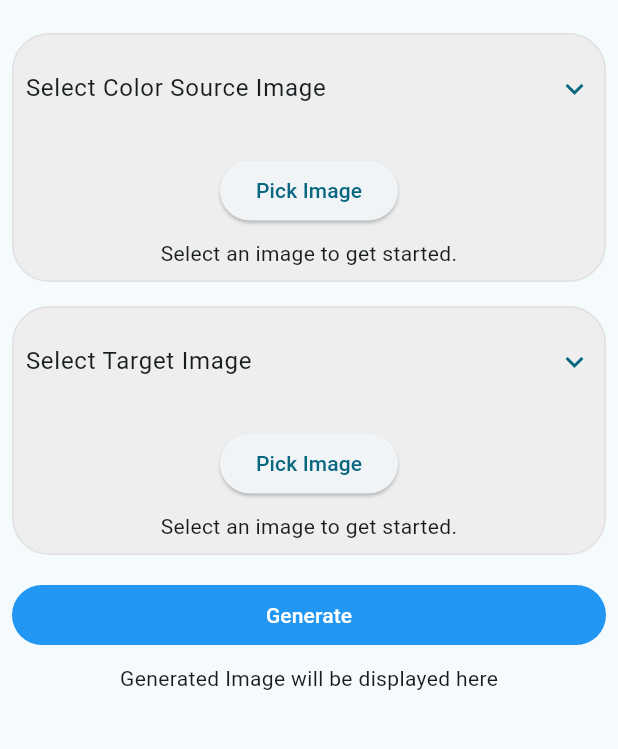
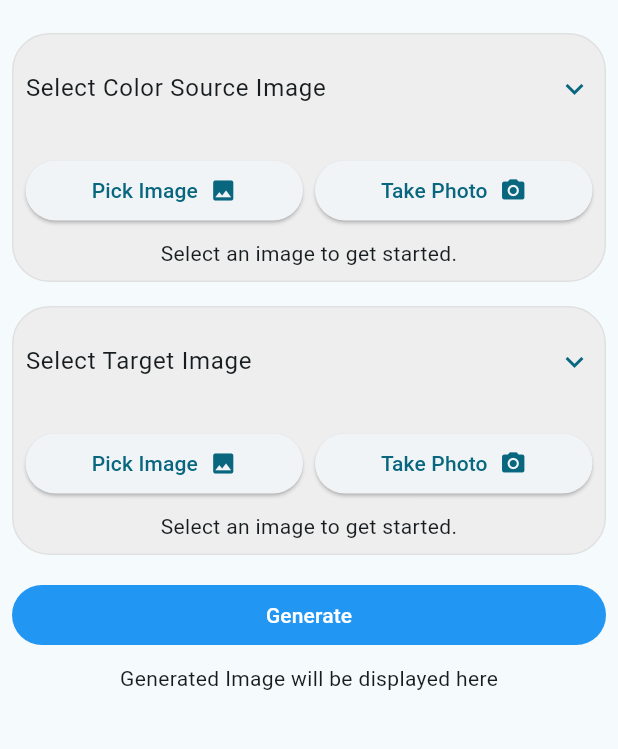
Before and after one commit to buraktahap/Color-Changer, a Flutter app: the screen it shows after launch, after a tap on "Pick Image", on a phone screen of 412 x 824 dp, the part 63-812 px from its top. Run offline on Flutter 3.47's test engine with Material 2 defaults, Android fonts, the phone set to English and light mode, and no system bars; our stand-ins replace flutter_image_compress, gallery_saver, image_picker, palette_generator; missing offline and left inert: flutter_color_models, flutter_image_editor.

Commit message:
take picture from camera

```diff
--- a/lib/image_upload_section.dart
+++ b/lib/image_upload_section.dart
@@ -187,9 +187,38 @@ class ImageUploadSectionState extends State<ImageUploadSection> {
                 )
               : Column(
                   children: [
-                    ElevatedButton(
-                      onPressed: () => _pickImage(context),
-                      child: const Text('Pick Image'),
+                    Row(
+                      mainAxisAlignment: MainAxisAlignment.center,
+                      mainAxisSize: MainAxisSize.max,
+                      children: [
+                        Expanded(
+                          child: ElevatedButton(
+                            onPressed: () => _pickImageFromGallery(context),
+                            child: const Row(
+                              mainAxisAlignment: MainAxisAlignment.center,
+                              children: [
+                                Text('Pick Image'),
+                                SizedBox(width: 8),
+                                Icon(Icons.photo),
+                              ],
+                            ),
+                          ),
+                        ),
+                        const SizedBox(width: 8),
+                        Expanded(
+                          child: ElevatedButton(
+                            onPressed: () => _pickImageFromCamera(context),
+                            child: const Row(
+                              mainAxisAlignment: MainAxisAlignment.center,
+                              children: [
+                                Text('Take Photo'),
+                                SizedBox(width: 8),
+                                Icon(Icons.camera_alt),
+                              ],
+                            ),
+                          ),
+                        ),
+                      ],
                     ),
                     const SizedBox(height: 8),
                     const Text(
@@ -223,9 +252,23 @@ class ImageUploadSectionState extends State<ImageUploadSection> {
     );
   }
 
-  Future<void> _pickImage(BuildContext context) async {
+  Future<void> _pickImageFromGallery(BuildContext context) async {
     final pickedFile =
         await ImagePicker().pickImage(source: ImageSource.gallery);
+    if (pickedFile != null) {
+      File? imageFile = File(pickedFile.path);
+      if (pickedFile.path.toLowerCase().endsWith('.heic') ||
+          pickedFile.path.toLowerCase().endsWith('.heif')) {
+        imageFile =
+            await _convertToPng(imageFile, pickedFile.path.split('.').last);
+      }
+      widget.onImageSelected(imageFile);
+    }
+  }
+
+  Future<void> _pickImageFromCamera(BuildContext context) async {
+    final pickedFile =
+        await ImagePicker().pickImage(source: ImageSource.camera);
     if (pickedFile != null) {
       File? imageFile = File(pickedFile.path);
       if (pickedFile.path.toLowerCase().endsWith('.heic') ||
```
